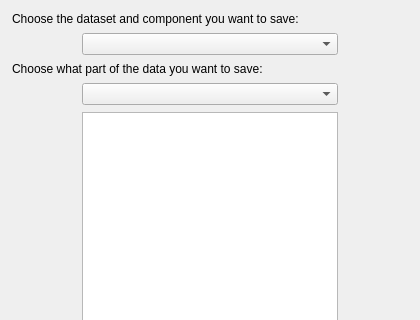
Old version of the form glue/app/qt/save_data.ui in the repository glue-viz/glue; both pictures show x 0 to 420 and y 0 to 320 of the 420 by 472 pixel window.
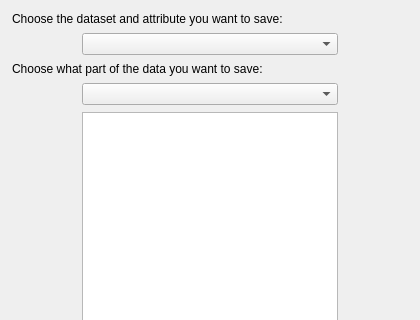
New version of the form.

Commit message: Fix component -> attribute terminology in UI

The edit to the form file:
```diff
--- a/glue/app/qt/save_data.ui
+++ b/glue/app/qt/save_data.ui
@@ -155,7 +155,7 @@
    <item row="0" column="0" colspan="5">
     <widget class="QLabel" name="label">
      <property name="text">
-      <string>Choose the dataset and component you want to save:</string>
+      <string>Choose the dataset and attribute you want to save:</string>
      </property>
     </widget>
    </item>
```
The commit also changes 8 other files.
